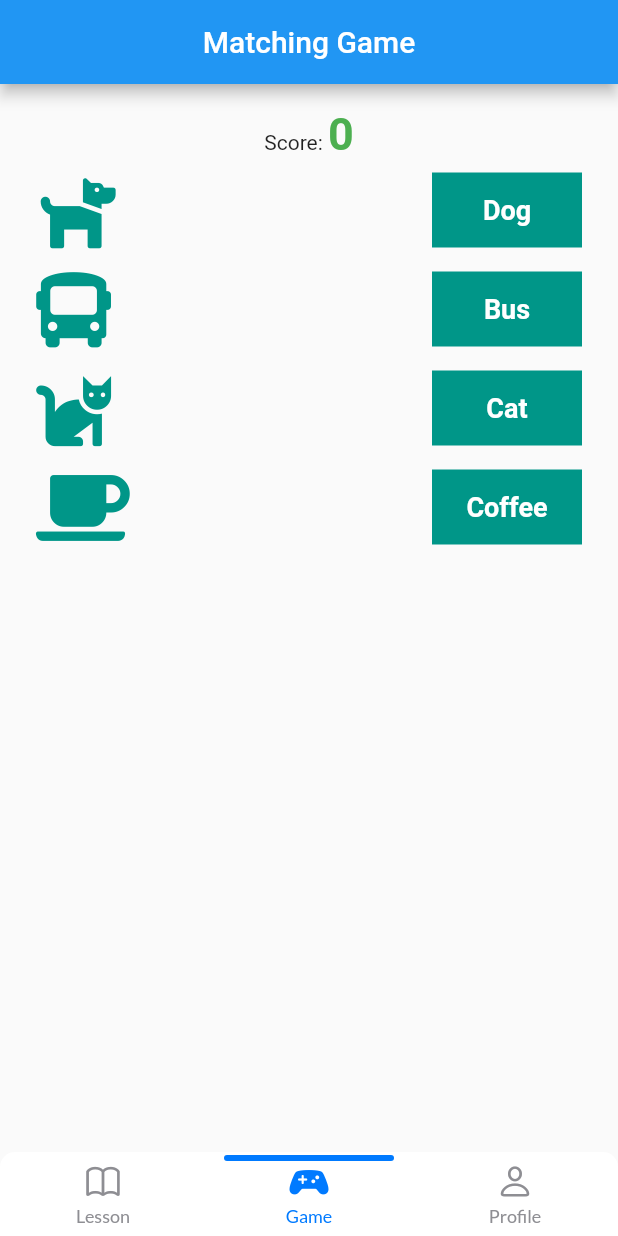
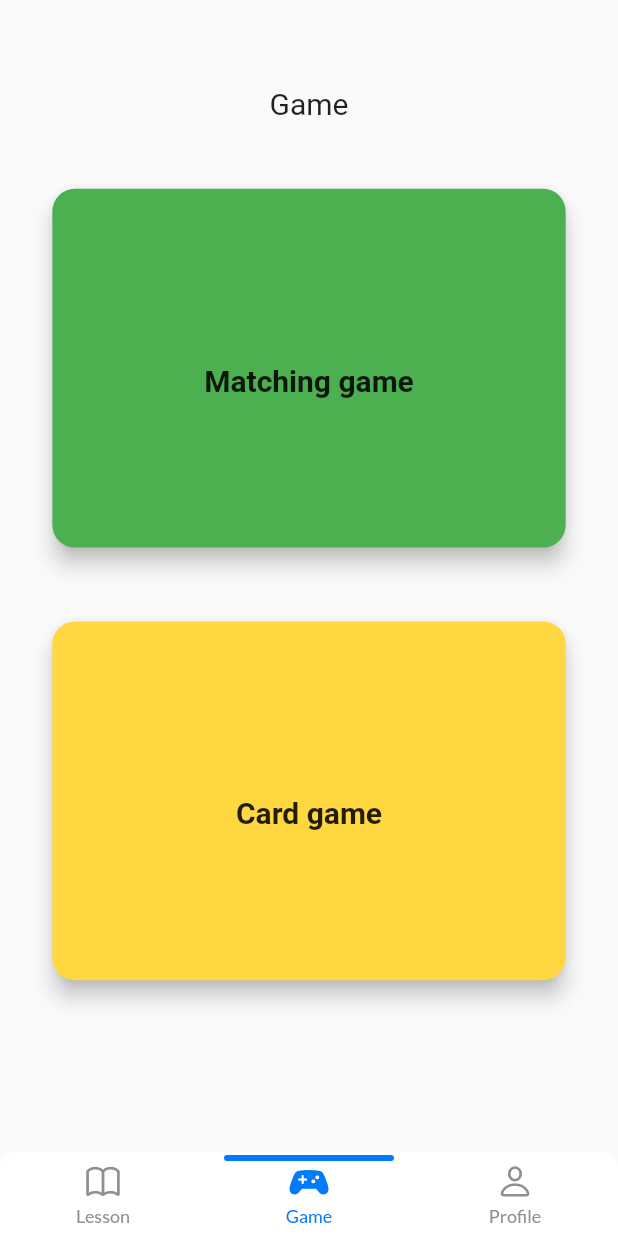
Before and after one commit to nguynduyanh169/vietnamese_learning, a Flutter app: the HomePage screen opened by its route, item 2 of the bottom bar chosen, on a phone screen of 412 x 824 dp. Run offline on Flutter 3.47's test engine with Material 2 defaults, Android fonts, the phone set to English and light mode, and no system bars; drawn by our look-alikes of persistent_bottom_nav_bar; our stand-ins replace avatar_glow, cool_alert, dio, flip_card, flutter_svg, font_awesome_flutter and 4 more; missing offline and left inert: flutter_colored_progress_indicators, highlight_text; accounts and stored records are empty; network calls fail; Roboto replaces fonts that are missing (Sansita); project files that could hold a hidden picture were left out.

Commit message:
add list game

```diff
--- a/lib/src/models/lesson.dart
+++ b/lib/src/models/lesson.dart
@@ -15,7 +15,7 @@ class Lesson {
       this.quizMark});
 
   Lesson.fromJson(Map<String, dynamic> json) {
-    lessonId = json['lessonId'];
+    lessonId = json['lessonID'];
     lessonName = json['lessonName'];
     lessonImage = json['lessonImage'];
     progressStatus = json['progressStatus'];
@@ -25,7 +25,7 @@ class Lesson {
 
   Map<String, dynamic> toJson() {
     final Map<String, dynamic> data = new Map<String, dynamic>();
-    data['lessonId'] = this.lessonId;
+    data['lessonID'] = this.lessonId;
     data['lessonName'] = this.lessonName;
     data['lessonImage'] = this.lessonImage;
     data['progressId'] = this.progressId;
--- a/lib/src/models/vocabulary.dart
+++ b/lib/src/models/vocabulary.dart
@@ -0,0 +1,41 @@
+class Vocabulary {
+  int id;
+  String vocabulary;
+  String image;
+  String description;
+  String lessonId;
+  bool status;
+  String voice_link;
+
+  Vocabulary(
+      {this.lessonId,
+      this.id,
+      this.status,
+      this.description,
+      this.voice_link,
+      this.vocabulary,
+      this.image});
+
+  factory Vocabulary.fromJson(Map<String, dynamic> json) {
+    return Vocabulary(
+        id: json['id'],
+        vocabulary: json['vocabulary'],
+        image: json['image'],
+        description: json['description'],
+        lessonId: json['lessonId'],
+        status: json['status'],
+        voice_link: json['voice_link']);
+  }
+
+  Map<String, dynamic> toJson() {
+    final Map<String, dynamic> data = new Map<String, dynamic>();
+    data['lessonId'] = this.lessonId;
+    data['id'] = this.id;
+    data['image'] = this.image;
+    data['vocabulary'] = this.vocabulary;
+    data['description'] = this.description;
+    data['status'] = this.status;
+    data['voice_link'] = this.voice_link;
+    return data;
+  }
+}
--- a/lib/src/presenters/home_screen_presenter.dart
+++ b/lib/src/presenters/home_screen_presenter.dart
@@ -18,7 +18,6 @@ class HomeScreenPresenter {
     try {
       final SharedPreferences prefs = await SharedPreferences.getInstance();
       String token = prefs.getString('accessToken');
-      print(token);
       List<Lesson> listLessons = await _lessonRepository.getLessonsByLevelId(token);
       _view.onLoadLessonSuccess(listLessons);
     } catch (e) {
--- a/lib/src/resources/home_page.dart
+++ b/lib/src/resources/home_page.dart
@@ -4,6 +4,7 @@ import 'package:flutter/material.dart';
 import 'package:vietnamese_learning/src/resources/home_screen.dart';
 import 'package:persistent_bottom_nav_bar/persistent-tab-view.dart';
 import 'package:vietnamese_learning/src/resources/game_screen.dart';
+import 'package:vietnamese_learning/src/resources/list_game_screen.dart';
 import 'package:vietnamese_learning/src/resources/profile_screen2.dart';
 
 class HomePage extends StatefulWidget {
@@ -21,8 +22,8 @@ class _HomePageState extends State<HomePage> {
   List<Widget> _buildScreens() {
     return [
       HomeScreen(),
-      GameScreen(),
-      ProfileScreen2()
+      ListGameScreen(),
+      ProfileScreen2(),
     ];
   }
 
--- /dev/null
+++ b/lib/src/resources/list_game_screen.dart
@@ -0,0 +1,110 @@
+
+import 'package:flutter/cupertino.dart';
+import 'package:flutter/material.dart';
+import 'package:google_fonts/google_fonts.dart';
+import 'package:persistent_bottom_nav_bar/persistent-tab-view.dart';
+import 'package:vietnamese_learning/src/config/size_config.dart';
+import 'package:vietnamese_learning/src/resources/game_screen.dart';
+
+class ListGameScreen extends StatefulWidget{
+
+  ListGameScreen({Key key}) : super(key:key);
+
+  @override
+  _ListGameScreenState createState() => _ListGameScreenState();
+
+}
+
+class _ListGameScreenState extends State<ListGameScreen>{
+  @override
+  Widget build(BuildContext context) {
+    SizeConfig().init(context);
+    // TODO: implement build
+    return Scaffold(
+      body: Container(
+          child: Column(
+            children: <Widget>[
+              Container(
+                padding: EdgeInsets.only(top: SizeConfig.blockSizeVertical * 7),
+                alignment: Alignment.center,
+                child: Column(
+                  children: <Widget>[
+                    Text('Game', style: GoogleFonts.sansita(
+                      fontSize: 20,
+                    ),),
+                    SizedBox(height: SizeConfig.blockSizeVertical* 5,),
+                    Container(
+                      width: SizeConfig.blockSizeHorizontal * 85,
+                      height: SizeConfig.blockSizeVertical * 30,
+                      child: InkWell(
+                        child: Card(
+                          color: Colors.green,
+                          elevation: 6,
+                          shape: RoundedRectangleBorder(
+                              borderRadius: BorderRadius.circular(15.0)),
+                          child: Column(
+                              crossAxisAlignment: CrossAxisAlignment.center,
+                              mainAxisAlignment: MainAxisAlignment.center,
+                              children: <Widget>[
+                                Padding(
+                                  padding: EdgeInsets.only(
+                                      top: SizeConfig.blockSizeVertical * 2),
+                                  child: Text(
+                                    'Matching game',
+                                    style: GoogleFonts.sansita(
+                                      textStyle: TextStyle(
+                                        fontWeight: FontWeight.bold,
+                                        fontSize: 20,
+                                      ),
+                                    ),
+                                  ),
+                                ),
+                              ]),
+                        ),
+                        onTap: () => pushNewScreen(context,
+                            screen: GameScreen(),
+                            withNavBar: false,
+                            pageTransitionAnimation: PageTransitionAnimation.cupertino),
+                      ),
+                    ),
+                    SizedBox(height: SizeConfig.blockSizeVertical * 5,),
+                    Container(
+                      width: SizeConfig.blockSizeHorizontal * 85,
+                      height: SizeConfig.blockSizeVertical * 30,
+                      child: InkWell(
+                        child: Card(
+                          color: Colors.amberAccent,
+                          elevation: 6,
+                          shape: RoundedRectangleBorder(
+                              borderRadius: BorderRadius.circular(15.0)),
+                          child: Column(
+                              crossAxisAlignment: CrossAxisAlignment.center,
+                              mainAxisAlignment: MainAxisAlignment.center,
+                              children: <Widget>[
+                                Padding(
+                                  padding: EdgeInsets.only(
+                                      top: SizeConfig.blockSizeVertical * 2),
+                                  child: Text(
+                                    'Card game',
+                                    style: GoogleFonts.sansita(
+                                      textStyle: TextStyle(
+                                        fontWeight: FontWeight.bold,
+                                        fontSize: 20,
+                                      ),
+                                    ),
+                                  ),
+                                ),
+                              ]),
+                        ),
+                      ),
+                    ),
+                  ],
+                ),
+              ),
+            ],
+          ),
+      ),
+    );
+  }
+
+}
--- a/lib/src/resources/signup_screen.dart
+++ b/lib/src/resources/signup_screen.dart
@@ -1,6 +1,7 @@
 import 'package:flutter/material.dart';
 import 'package:google_fonts/google_fonts.dart';
 import 'package:vietnamese_learning/src/config/size_config.dart';
+import 'package:vietnamese_learning/src/resources/level_screen.dart';
 
 class SignUpScreen extends StatelessWidget{
   @override
@@ -82,6 +83,11 @@ class SignUpScreen extends StatelessWidget{
                   ),
                 ),
                 onPressed: () {
+                  Navigator.push(
+                    context,
+                    MaterialPageRoute(
+                        builder: (context) => LevelScreen()),
+                  );
                 },
                 color: Colors.blue,
               ),
--- a/lib/src/utils/network_utils.dart
+++ b/lib/src/utils/network_utils.dart
@@ -24,6 +24,7 @@ class NetworkUtil {
   Future<List<dynamic>> getList(String url, {Map<String, String> header}){
     return http.get(url, headers: header).then((http.Response response) {
       final String res = response.body;
+      print(res);
       final int statusCode = response.statusCode;
       if (statusCode < 200 || statusCode > 400 || json == null) {
         throw new Exception("Error while fetching data");
--- a/pubspec.yaml
+++ b/pubspec.yaml
@@ -31,11 +31,17 @@ dependencies:
   sweetalert: ^0.0.1
   http: ^0.12.2
   flutter_colored_progress_indicators: ^1.2.0
+  retrofit: any
+  json_annotation: any
+  dio: any
 
 
 dev_dependencies:
   flutter_test:
     sdk: flutter
+  retrofit_generator: any
+  build_runner: any
+  json_serializable: ^3.3.0
 
 flutter:
   uses-material-design: true
```
Also changed, not shown: lib/src/data/vocabulary_repository.dart (added, +12 -0 lines), lib/src/presenters/vocabulary_screen_presenter.dart (added, +30 -0 lines), lib/src/providers/vocabulary_provider.dart (added, +27 -0 lines), lib/src/resources/home_screen.dart (+11 -5 lines), lib/src/resources/lesson_detail.dart (+16 -9 lines), lib/src/resources/profile_screen2.dart (+6 -8 lines), lib/src/resources/vocab_detail_screen.dart (+69 -7 lines), pubspec.lock.
